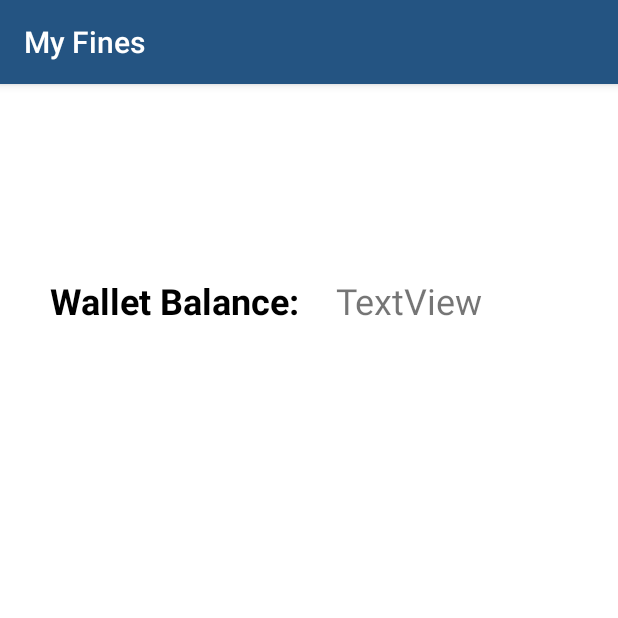
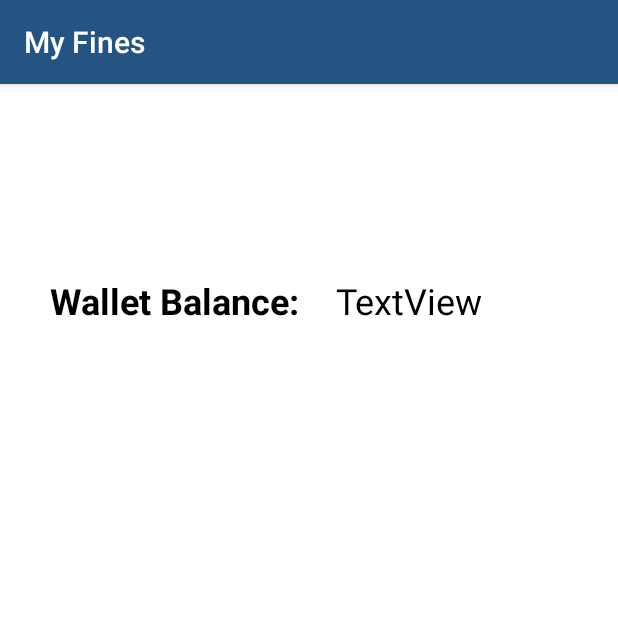
Before and after one commit to jasonhuang2/WillsLibrary, an Android app: the myfinesMainActivity screen opened directly, with no data from a screen before it, on a phone screen of 412 x 824 dp, the top half of it. Run offline under Robolectric (Android 15) with nearby library versions, the phone set to English and light mode, and no system bars; 6 statements that could not run were skipped.

Commit message:
FINES is still not fully implemented based on the ER model, but if user pays the fine, they recover the ability to rent again.

```diff
--- a/app/src/main/res/layout/myfines_activity.xml
+++ b/app/src/main/res/layout/myfines_activity.xml
@@ -70,6 +70,46 @@
         android:layout_alignEnd="@+id/overdueText"
         android:layout_alignTop="@+id/walletBalanceText"
         android:text="TextView"
+        android:textColor="@android:color/black"
         android:textSize="24sp" />
 
+    <TextView
+        android:id="@+id/amountDueText"
+        android:layout_width="wrap_content"
+        android:layout_height="wrap_content"
+        android:layout_alignParentStart="true"
+        android:layout_alignParentTop="true"
+        android:layout_marginStart="53dp"
+        android:layout_marginTop="190dp"
+        android:text="Amount Due: "
+        android:textColor="@android:color/black"
+        android:textSize="24sp"
+        android:textStyle="bold"
+        android:visibility="invisible" />
+
+    <TextView
+        android:id="@+id/amountDueInput"
+        android:layout_width="wrap_content"
+        android:layout_height="wrap_content"
+        android:layout_alignStart="@+id/walletBalance"
+        android:layout_alignTop="@+id/amountDueText"
+        android:text="TextView"
+        android:textColor="@android:color/black"
+        android:textSize="24sp"
+        android:visibility="invisible" />
+
+    <Button
+        android:id="@+id/payButton"
+        android:layout_width="wrap_content"
+        android:layout_height="wrap_content"
+        android:layout_alignParentBottom="true"
+        android:layout_centerHorizontal="true"
+        android:layout_marginBottom="129dp"
+        android:background="#248281"
+        android:onClick="payButtonListener"
+        android:text="Pay"
+        android:textColor="@android:color/white"
+        android:textStyle="bold"
+        android:visibility="invisible" />
+
 </RelativeLayout>
```
Also changed, not shown: app/src/main/java/com/example/jasonhuang/willslibrary/myfinesMainActivity.java (+76 -3 lines).
